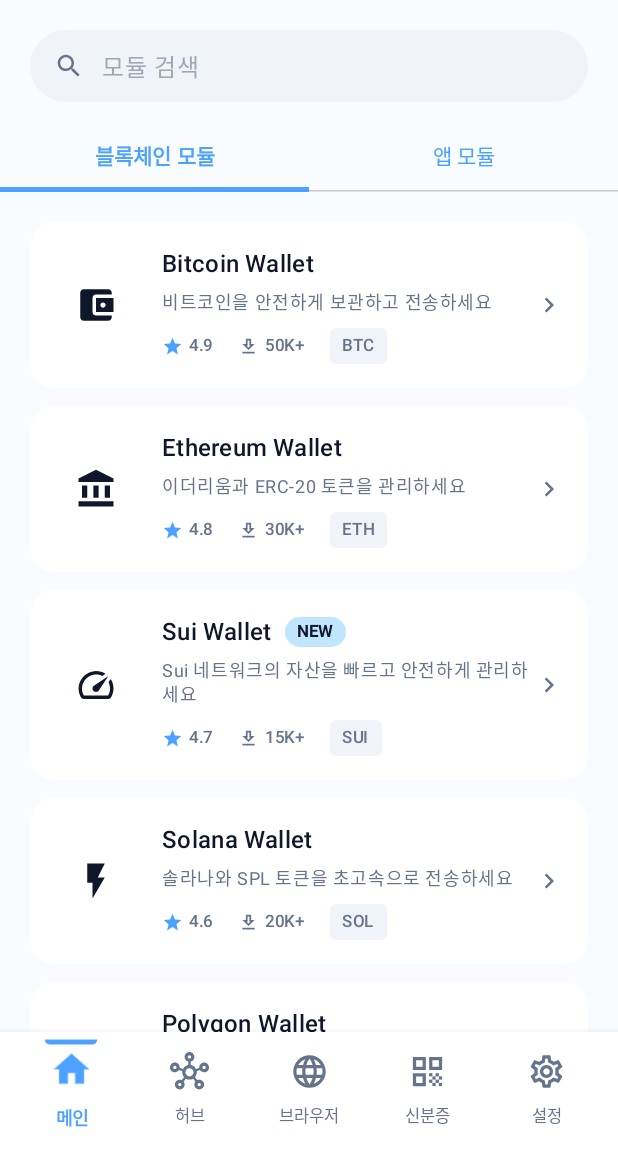
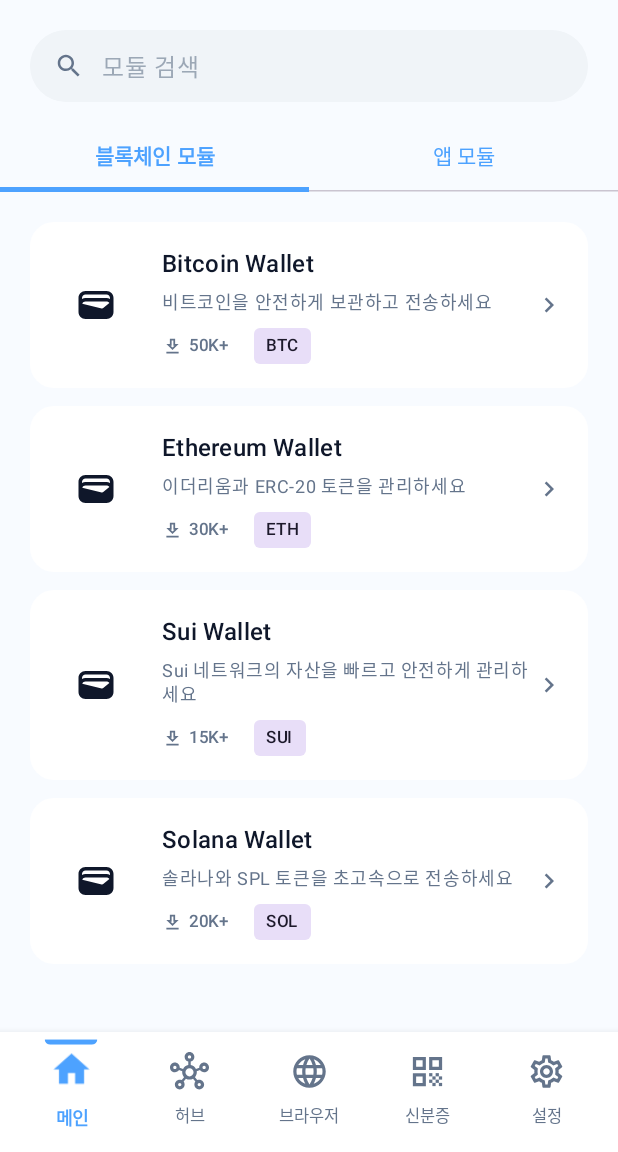
Before and after one commit to tyrannojung/anam-android, an Android app built with Jetpack Compose: the SimpleHubScreen screen opened through its navigation route, on a phone screen of 412 x 824 dp, the part 84-1236 px from its top. Run offline under Robolectric (Android 15) with nearby library versions, the phone set to English and light mode, and no system bars.

Commit message:
refactor: remove Polygon and Arbitrum wallets and unify blockchain module icons

```diff
--- a/app/src/main/java/com/anam/wallet/ui/screens/hub/SimpleHubScreen.kt
+++ b/app/src/main/java/com/anam/wallet/ui/screens/hub/SimpleHubScreen.kt
@@ -58,9 +58,8 @@ fun SimpleHubScreen() {
                 id = "1",
                 name = "Bitcoin Wallet",
                 description = "비트코인을 안전하게 보관하고 전송하세요",
-                icon = Icons.Filled.AccountBalanceWallet,
+                icon = Icons.Filled.Wallet,
                 category = "BTC",
-                isNew = false,
                 rating = 4.9f,
                 downloads = "50K+"
             ),
@@ -68,7 +67,7 @@ fun SimpleHubScreen() {
                 id = "2",
                 name = "Ethereum Wallet",
                 description = "이더리움과 ERC-20 토큰을 관리하세요",
-                icon = Icons.Filled.AccountBalance,
+                icon = Icons.Filled.Wallet,
                 category = "ETH",
                 rating = 4.8f,
                 downloads = "30K+"
@@ -77,9 +76,8 @@ fun SimpleHubScreen() {
                 id = "3",
                 name = "Sui Wallet",
                 description = "Sui 네트워크의 자산을 빠르고 안전하게 관리하세요",
-                icon = Icons.Filled.Speed,
+                icon = Icons.Filled.Wallet,
                 category = "SUI",
-                isNew = true,
                 rating = 4.7f,
                 downloads = "15K+"
             ),
@@ -87,29 +85,10 @@ fun SimpleHubScreen() {
                 id = "4",
                 name = "Solana Wallet",
                 description = "솔라나와 SPL 토큰을 초고속으로 전송하세요",
-                icon = Icons.Filled.FlashOn,
+                icon = Icons.Filled.Wallet,
                 category = "SOL",
                 rating = 4.6f,
                 downloads = "20K+"
-            ),
-            ModuleItem(
-                id = "5",
-                name = "Polygon Wallet",
-                description = "폴리곤 네트워크에서 저렴한 수수료로 거래하세요",
-                icon = Icons.Filled.Hexagon,
-                category = "MATIC",
-                rating = 4.5f,
-                downloads = "12K+"
-            ),
-            ModuleItem(
-                id = "6",
-                name = "Arbitrum Wallet",
-                description = "아비트럼 L2에서 빠르고 저렴하게 이더리움을 사용하세요",
-                icon = Icons.Filled.Layers,
-                category = "ARB",
-                isNew = true,
-                rating = 4.4f,
-                downloads = "8K+"
             )
         )
     }
@@ -123,8 +102,7 @@ fun SimpleHubScreen() {
                 icon = Icons.Filled.AccountBalance,
                 category = "공공서비스",
                 rating = 4.7f,
-                downloads = "100K+",
-                isNew = true
+                downloads = "100K+"
             )
         )
     }
@@ -329,9 +307,6 @@ private fun ModuleCard(
             Column(
                 modifier = Modifier.weight(1f)
             ) {
-                Row(
-                    verticalAlignment = Alignment.CenterVertically
-                ) {
                 Text(
                     text = module.name,
                     style = MaterialTheme.typography.titleMedium.copy(
@@ -339,24 +314,6 @@ private fun ModuleCard(
                     ),
                     color = MaterialTheme.colorScheme.onSurface
                 )
-
-                    if (module.isNew) {
-                        Spacer(modifier = Modifier.width(8.dp))
-                        Surface(
-                            shape = CircleShape,
-                            color = MaterialTheme.colorScheme.tertiary,
-                            modifier = Modifier.padding(vertical = 2.dp)
-                        ) {
-                            Text(
-                                text = "NEW",
-                                modifier = Modifier.padding(horizontal = 8.dp, vertical = 2.dp),
-                                style = MaterialTheme.typography.labelSmall,
-                                color = MaterialTheme.colorScheme.onTertiary,
-                                fontWeight = FontWeight.Bold
-                            )
-                        }
-                    }
-                }
 
                 Spacer(modifier = Modifier.height(4.dp))
 
@@ -373,22 +330,6 @@ private fun ModuleCard(
                 Row(
                     verticalAlignment = Alignment.CenterVertically
                 ) {
-                    // Rating
-                    Icon(
-                        imageVector = Icons.Filled.Star,
-                        contentDescription = null,
-                        modifier = Modifier.size(14.dp),
-                        tint = MaterialTheme.colorScheme.primary
-                    )
-                    Text(
-                        text = module.rating.toString(),
-                        style = MaterialTheme.typography.labelSmall,
-                        color = MaterialTheme.colorScheme.onSurfaceVariant,
-                        modifier = Modifier.padding(start = 4.dp)
-                    )
-
-                    Spacer(modifier = Modifier.width(16.dp))
-
                     // Downloads
                     Icon(
                         imageVector = Icons.Outlined.Download,
@@ -406,15 +347,22 @@ private fun ModuleCard(
                     Spacer(modifier = Modifier.width(16.dp))
 
                     // Category
-                    Surface(
+                    Card(
+                        modifier = Modifier,
                         shape = RoundedCornerShape(4.dp),
-                        color = MaterialTheme.colorScheme.surfaceVariant
+                        colors = CardDefaults.cardColors(
+                            containerColor = MaterialTheme.colorScheme.secondaryContainer
+                        ),
+                        elevation = CardDefaults.cardElevation(
+                            defaultElevation = 0.dp
+                        )
                     ) {
                         Text(
                             text = module.category,
                             modifier = Modifier.padding(horizontal = 8.dp, vertical = 4.dp),
                             style = MaterialTheme.typography.labelSmall,
-                            color = MaterialTheme.colorScheme.onSurfaceVariant
+                            color = MaterialTheme.colorScheme.onSecondaryContainer,
+                            fontWeight = FontWeight.Medium
                         )
                     }
                 }
```
Lines whose indentation alone changed are shown as unchanged.
